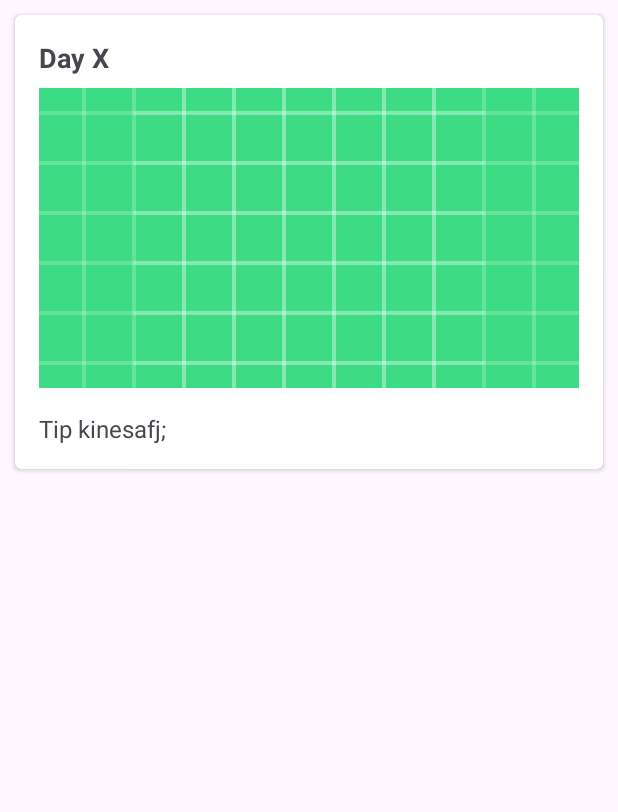
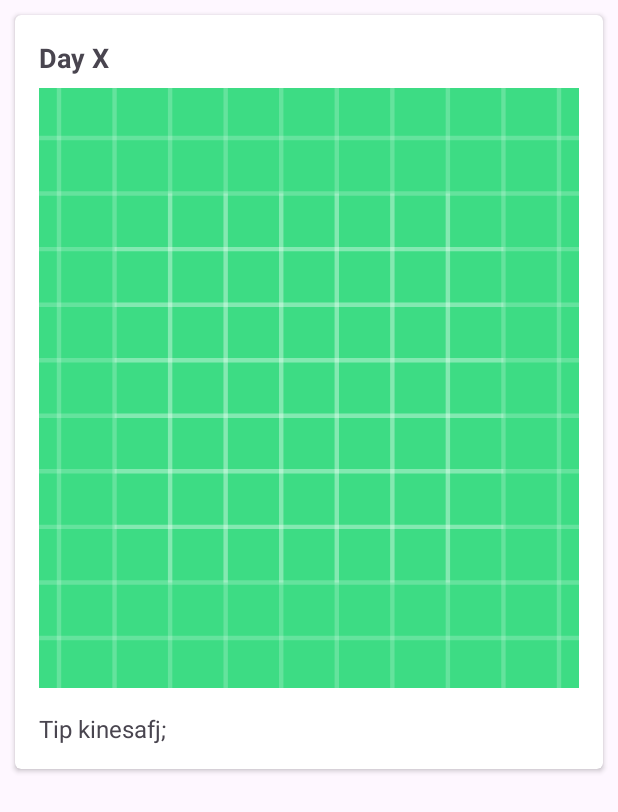
Before and after one commit to TrinaIlyza/cc17-3k-sobrepenatid-act6, an Android app: the layout item_tip.xml on its own in the app's theme, with its tools: preview values and no code run, on a phone screen of 412 x 824 dp. Shown: the top 812 px of the screen. Run offline under Robolectric (Android 15) with nearby library versions, the phone set to English and light mode, and no system bars.

Commit message:
done 30 days app

```diff
--- a/app/src/main/res/layout/item_tip.xml
+++ b/app/src/main/res/layout/item_tip.xml
@@ -24,7 +24,7 @@
         <ImageView
             android:id="@+id/imageView"
             android:layout_width="match_parent"
-            android:layout_height="200dp"
+            android:layout_height="400dp"
             android:layout_marginTop="8dp"
             android:layout_marginBottom="8dp"
             android:scaleType="centerCrop"
```
